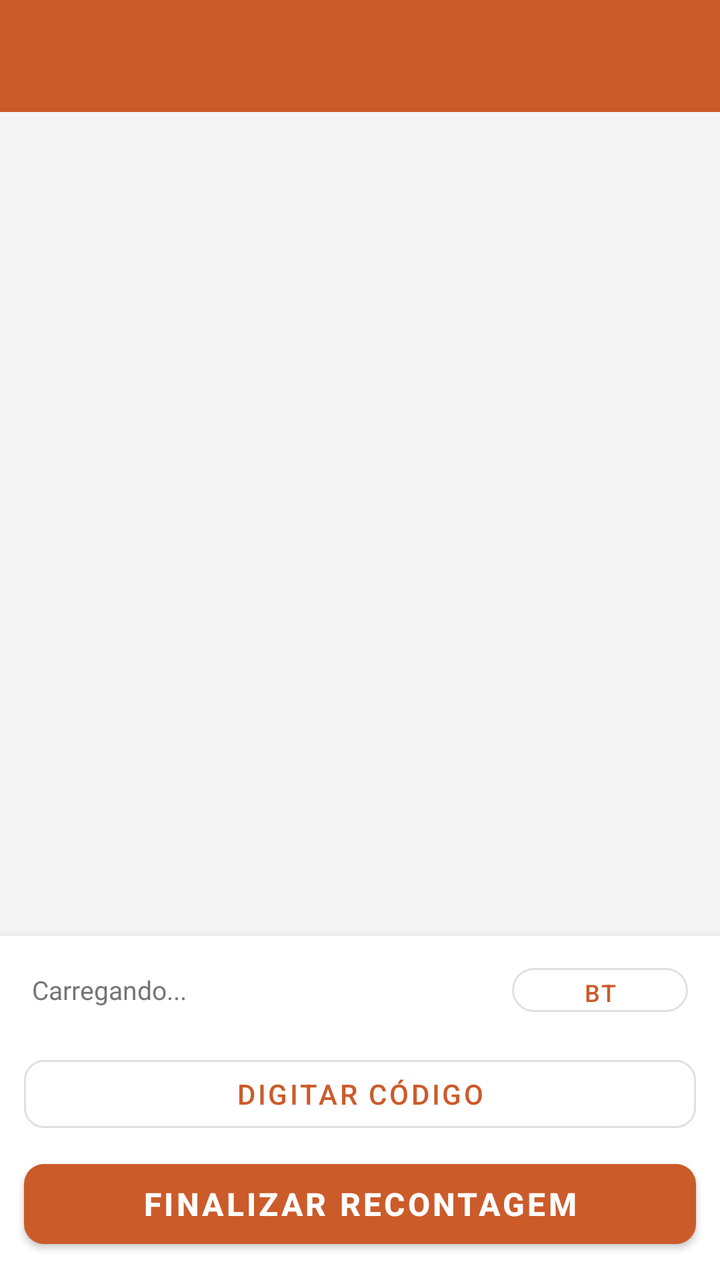
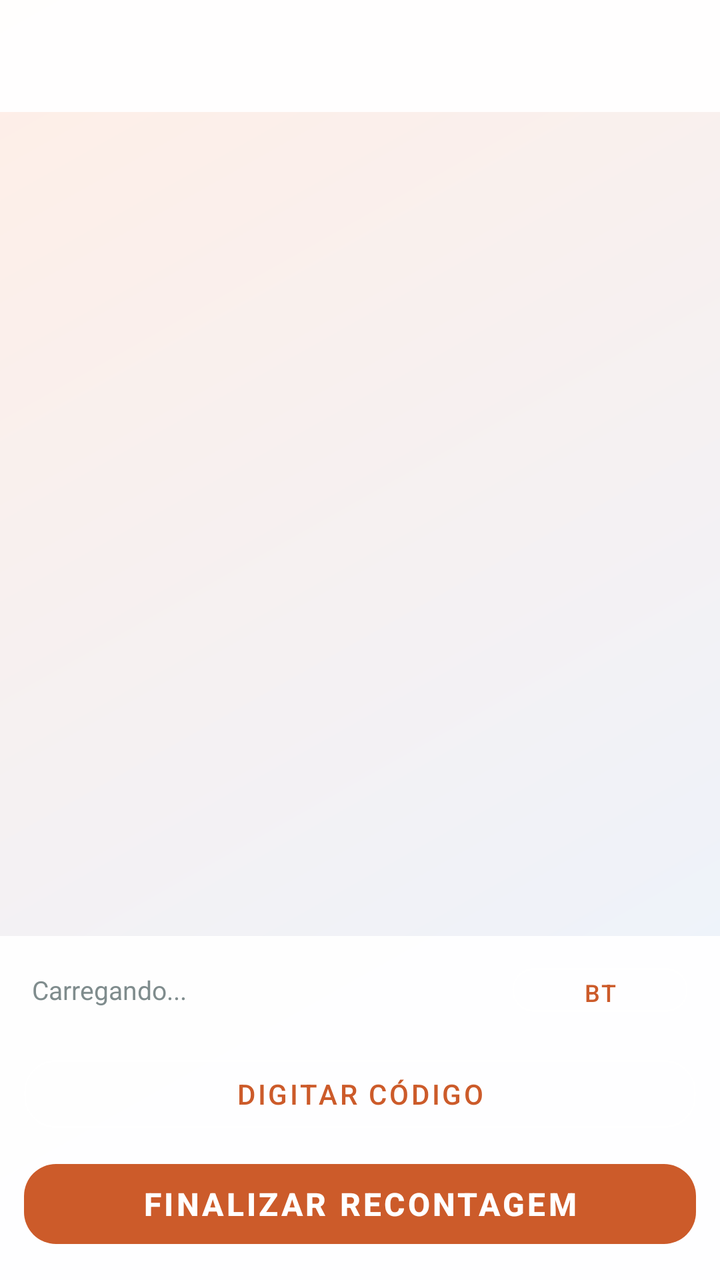

Before-and-after screenshots of an Android layout around one commit, followed by the original layout XML and the change that was made.
<!-- AndroidManifest.xml: application theme Theme.Inventario.NoBar -->
<!-- res/layout/activity_recontagem.xml -->
<?xml version="1.0" encoding="utf-8"?>
<LinearLayout xmlns:android="http://schemas.android.com/apk/res/android"
    xmlns:app="http://schemas.android.com/apk/res-auto"
    android:layout_width="match_parent"
    android:layout_height="match_parent"
    android:orientation="vertical"
    android:background="@color/screenBackground"
    android:fitsSystemWindows="true">

    <androidx.appcompat.widget.Toolbar
        android:id="@+id/toolbar"
        android:layout_width="match_parent"
        android:layout_height="wrap_content"
        android:minHeight="?attr/actionBarSize"
        android:background="?attr/colorPrimary"
        android:theme="@style/ThemeOverlay.AppCompat.Dark.ActionBar"
        app:popupTheme="@style/ThemeOverlay.AppCompat.Light" />

    
    <FrameLayout
        android:id="@+id/cameraContainer"
        android:layout_width="match_parent"
        android:layout_height="200dp"
        android:background="#000000"
        android:visibility="gone">

        <androidx.camera.view.PreviewView
            android:id="@+id/previewView"
            android:layout_width="match_parent"
            android:layout_height="match_parent" />

        <View
            android:layout_width="match_parent"
            android:layout_height="match_parent"
            android:background="#33000000" />

        <ImageButton
            android:id="@+id/btnFlash"
            android:layout_width="36dp"
            android:layout_height="36dp"
            android:layout_gravity="top|end"
            android:layout_margin="8dp"
            android:background="#66000000"
            android:src="@drawable/ic_flash_on"
            android:padding="6dp"
            android:contentDescription="Flash"
            android:visibility="gone" />

        <View
            android:id="@+id/scanFrame"
            android:layout_width="240dp"
            android:layout_height="130dp"
            android:layout_gravity="center"
            android:background="@drawable/scan_frame_border" />

        <View
            android:layout_width="240dp"
            android:layout_height="2dp"
            android:layout_gravity="center"
            android:background="#FFCC5B2A"
            android:alpha="0.9" />

    </FrameLayout>

    
    <LinearLayout
        android:id="@+id/lastScanPanel"
        android:layout_width="match_parent"
        android:layout_height="wrap_content"
        android:orientation="horizontal"
        android:background="#FF1E1E1E"
        android:paddingHorizontal="16dp"
        android:paddingVertical="10dp"
        android:gravity="center_vertical"
        android:visibility="gone">

        <TextView
            android:layout_width="20dp"
            android:layout_height="wrap_content"
            android:text="✓"
            android:textColor="#FF4CAF50"
            android:textSize="18sp"
            android:textStyle="bold"
            android:layout_marginEnd="10dp" />

        <LinearLayout
            android:layout_width="0dp"
            android:layout_height="wrap_content"
            android:layout_weight="1"
            android:orientation="vertical">

            <TextView
                android:id="@+id/tvLastScanNome"
                android:layout_width="match_parent"
                android:layout_height="wrap_content"
                android:textColor="#FFFFFF"
                android:textSize="14sp"
                android:textStyle="bold"
                android:ellipsize="end"
                android:maxLines="1" />

            <TextView
                android:id="@+id/tvLastScanInfo"
                android:layout_width="match_parent"
                android:layout_height="wrap_content"
                android:textColor="#AAAAAA"
                android:textSize="12sp" />

        </LinearLayout>

    </LinearLayout>

    
    <androidx.recyclerview.widget.RecyclerView
        android:id="@+id/recycler"
        android:layout_width="match_parent"
        android:layout_height="0dp"
        android:layout_weight="1"
        android:paddingTop="4dp"
        android:paddingBottom="4dp"
        android:clipToPadding="false" />

    
    <LinearLayout
        android:layout_width="match_parent"
        android:layout_height="wrap_content"
        android:orientation="vertical"
        android:background="@color/cardBackground"
        android:elevation="8dp">

        
        <LinearLayout
            android:layout_width="match_parent"
            android:layout_height="wrap_content"
            android:orientation="horizontal"
            android:paddingHorizontal="16dp"
            android:paddingTop="10dp"
            android:paddingBottom="6dp"
            android:gravity="center_vertical">

            <TextView
                android:id="@+id/tvStatus"
                android:layout_width="0dp"
                android:layout_height="wrap_content"
                android:layout_weight="1"
                android:text="Carregando..."
                android:textSize="13sp"
                android:textColor="@color/textSecondary" />

            <com.google.android.material.button.MaterialButton
                android:id="@+id/btnModo"
                style="@style/Widget.MaterialComponents.Button.OutlinedButton"
                android:layout_width="wrap_content"
                android:layout_height="34dp"
                android:text="BT"
                android:textSize="12sp"
                app:cornerRadius="17dp" />

            <ProgressBar
                android:id="@+id/progressBar"
                style="?android:attr/progressBarStyleSmall"
                android:layout_width="24dp"
                android:layout_height="24dp"
                android:layout_marginStart="8dp"
                android:visibility="gone" />

        </LinearLayout>

        
        <LinearLayout
            android:id="@+id/switchRow"
            android:layout_width="match_parent"
            android:layout_height="wrap_content"
            android:orientation="horizontal"
            android:paddingHorizontal="16dp"
            android:paddingVertical="4dp"
            android:gravity="center_vertical"
            android:visibility="gone">

            <TextView
                android:layout_width="0dp"
                android:layout_height="wrap_content"
                android:layout_weight="1"
                android:text="Múltiplas leituras seguidas"
                android:textColor="@color/textSecondary"
                android:textSize="13sp" />

            <com.google.android.material.switchmaterial.SwitchMaterial
                android:id="@+id/switchMultiplo"
                android:layout_width="wrap_content"
                android:layout_height="wrap_content" />

        </LinearLayout>

        
        <LinearLayout
            android:layout_width="match_parent"
            android:layout_height="wrap_content"
            android:orientation="horizontal"
            android:paddingHorizontal="12dp"
            android:paddingTop="6dp"
            android:paddingBottom="6dp">

            <com.google.android.material.button.MaterialButton
                android:id="@+id/btnEscanear"
                android:layout_width="0dp"
                android:layout_height="46dp"
                android:layout_weight="1"
                android:layout_marginEnd="6dp"
                android:text="Escanear"
                android:textSize="14sp"
                app:cornerRadius="10dp"
                android:visibility="gone" />

            <com.google.android.material.button.MaterialButton
                android:id="@+id/btnDigitarCodigo"
                style="@style/Widget.MaterialComponents.Button.OutlinedButton"
                android:layout_width="0dp"
                android:layout_height="46dp"
                android:layout_weight="1"
                android:text="Digitar código"
                android:textSize="14sp"
                app:cornerRadius="10dp" />

        </LinearLayout>

        
        <com.google.android.material.button.MaterialButton
            android:id="@+id/btnFinalizar"
            android:layout_width="match_parent"
            android:layout_height="52dp"
            android:layout_marginHorizontal="12dp"
            android:layout_marginBottom="12dp"
            android:text="Finalizar Recontagem"
            android:textSize="16sp"
            android:textStyle="bold"
            app:cornerRadius="10dp" />

    </LinearLayout>

</LinearLayout>
<!-- resources referenced by this layout -->
<resources>
  <color name="cardBackground">#FFFFFF</color>
  <color name="screenBackground">#F5F5F5</color>
  <color name="textSecondary">#757575</color>
  <!-- drawable ic_flash_on (drawable) -->
  <?xml version="1.0" encoding="utf-8"?>
  <vector xmlns:android="http://schemas.android.com/apk/res/android"
      android:width="24dp"
      android:height="24dp"
      android:viewportWidth="24"
      android:viewportHeight="24">
      <path
          android:fillColor="#FFFFFF"
          android:pathData="M7,2v11h3v9l7,-12h-4l4,-8z" />
  </vector>
  <!-- drawable scan_frame_border (drawable) -->
  <?xml version="1.0" encoding="utf-8"?>
  <shape xmlns:android="http://schemas.android.com/apk/res/android"
      android:shape="rectangle">
      <stroke
          android:width="2dp"
          android:color="#FFFFFF" />
      <corners android:radius="6dp" />
  </shape>
  <style name="Theme.Inventario.NoBar" parent="Theme.MaterialComponents.DayNight.NoActionBar">
          <item name="colorPrimary">@color/colorPrimary</item>
          <item name="colorPrimaryVariant">@color/colorPrimaryDark</item>
          <item name="colorOnPrimary">#FFFFFF</item>
          <item name="colorSecondary">@color/colorAccent</item>
          <item name="colorOnSecondary">#FFFFFF</item>
          <item name="android:windowBackground">@color/screenBackground</item>
          <item name="android:statusBarColor">@color/colorPrimaryDark</item>
      </style>
  <color name="colorPrimary">#CC5B2A</color>
  <color name="colorPrimaryDark">#A04520</color>
  <color name="colorAccent">#E07040</color>
</resources>

<!-- the commit's change to res/layout/activity_recontagem.xml (unified diff, before → after) -->
@@ -4,7 +4,7 @@
     android:layout_width="match_parent"
     android:layout_height="match_parent"
     android:orientation="vertical"
-    android:background="@color/screenBackground"
+    android:background="@drawable/bg_gradient"
     android:fitsSystemWindows="true">
 
     <androidx.appcompat.widget.Toolbar
@@ -12,8 +12,9 @@
         android:layout_width="match_parent"
         android:layout_height="wrap_content"
         android:minHeight="?attr/actionBarSize"
-        android:background="?attr/colorPrimary"
-        android:theme="@style/ThemeOverlay.AppCompat.Dark.ActionBar"
+        android:background="@color/glassToolbarFill"
+        android:elevation="0dp"
+        android:theme="@style/Theme.Inventario.ToolbarOverlay"
         app:popupTheme="@style/ThemeOverlay.AppCompat.Light" />
 
     
@@ -57,7 +58,7 @@
             android:layout_width="240dp"
             android:layout_height="2dp"
             android:layout_gravity="center"
-            android:background="#FFCC5B2A"
+            android:background="@color/atomicOrange"
             android:alpha="0.9" />
 
     </FrameLayout>
@@ -68,7 +69,7 @@
         android:layout_width="match_parent"
         android:layout_height="wrap_content"
         android:orientation="horizontal"
-        android:background="#FF1E1E1E"
+        android:background="@color/glassToolbarFill"
         android:paddingHorizontal="16dp"
         android:paddingVertical="10dp"
         android:gravity="center_vertical"
@@ -93,7 +94,7 @@
                 android:id="@+id/tvLastScanNome"
                 android:layout_width="match_parent"
                 android:layout_height="wrap_content"
-                android:textColor="#FFFFFF"
+                android:textColor="@color/colorPrimaryText"
                 android:textSize="14sp"
                 android:textStyle="bold"
                 android:ellipsize="end"
@@ -103,7 +104,7 @@
                 android:id="@+id/tvLastScanInfo"
                 android:layout_width="match_parent"
                 android:layout_height="wrap_content"
-                android:textColor="#AAAAAA"
+                android:textColor="@color/textSecondary"
                 android:textSize="12sp" />
 
         </LinearLayout>
@@ -125,8 +126,7 @@
         android:layout_width="match_parent"
         android:layout_height="wrap_content"
         android:orientation="vertical"
-        android:background="@color/cardBackground"
-        android:elevation="8dp">
+        android:background="@color/glassToolbarFill">
 
         
         <LinearLayout
@@ -154,6 +154,10 @@
                 android:layout_height="34dp"
                 android:text="BT"
                 android:textSize="12sp"
+                android:elevation="0dp"
+                android:stateListAnimator="@null"
+                app:backgroundTint="#26FFFFFF"
+                app:strokeColor="#66FFFFFF"
                 app:cornerRadius="17dp" />
 
             <ProgressBar
@@ -209,7 +213,10 @@
                 android:layout_marginEnd="6dp"
                 android:text="Escanear"
                 android:textSize="14sp"
-                app:cornerRadius="10dp"
+                android:elevation="0dp"
+                android:stateListAnimator="@null"
+                app:backgroundTint="@color/colorPrimary"
+                app:cornerRadius="16dp"
                 android:visibility="gone" />
 
             <com.google.android.material.button.MaterialButton
@@ -220,7 +227,11 @@
                 android:layout_weight="1"
                 android:text="Digitar código"
                 android:textSize="14sp"
-                app:cornerRadius="10dp" />
+                android:elevation="0dp"
+                android:stateListAnimator="@null"
+                app:backgroundTint="#26FFFFFF"
+                app:strokeColor="#66FFFFFF"
+                app:cornerRadius="16dp" />
 
         </LinearLayout>
 
@@ -234,7 +245,10 @@
             android:text="Finalizar Recontagem"
             android:textSize="16sp"
             android:textStyle="bold"
-            app:cornerRadius="10dp" />
+            android:elevation="0dp"
+            android:stateListAnimator="@null"
+            app:backgroundTint="@color/colorPrimary"
+            app:cornerRadius="16dp" />
 
     </LinearLayout>
 
<!-- resource entries referenced after the edit -->
@@ -1,8 +1,17 @@
 <!-- resources referenced by this layout -->
 <resources>
-  <color name="cardBackground">#FFFFFF</color>
-  <color name="screenBackground">#F5F5F5</color>
-  <color name="textSecondary">#757575</color>
+  <color name="atomicOrange">#FF5C23</color>
+  <color name="screenBackground">#E8ECEF</color>
+  <color name="textSecondary">#7F8C8D</color>
+  <!-- drawable bg_gradient (drawable) -->
+  <?xml version="1.0" encoding="utf-8"?>
+  <shape xmlns:android="http://schemas.android.com/apk/res/android">
+      <gradient
+          android:startColor="@color/gradientStart"
+          android:endColor="@color/gradientEnd"
+          android:angle="315"
+          android:type="linear" />
+  </shape>
   <!-- drawable ic_flash_on (drawable) -->
   <?xml version="1.0" encoding="utf-8"?>
   <vector xmlns:android="http://schemas.android.com/apk/res/android"
@@ -23,6 +32,7 @@
           android:color="#FFFFFF" />
       <corners android:radius="6dp" />
   </shape>
+  <style name="Theme.Inventario.ToolbarOverlay" parent="ThemeOverlay.AppCompat.Light" />
   <style name="Theme.Inventario.NoBar" parent="Theme.MaterialComponents.DayNight.NoActionBar">
           <item name="colorPrimary">@color/colorPrimary</item>
           <item name="colorPrimaryVariant">@color/colorPrimaryDark</item>
@@ -30,10 +40,14 @@
           <item name="colorSecondary">@color/colorAccent</item>
           <item name="colorOnSecondary">#FFFFFF</item>
           <item name="android:windowBackground">@color/screenBackground</item>
-          <item name="android:statusBarColor">@color/colorPrimaryDark</item>
+          <item name="android:statusBarColor">@color/gradientStart</item>
       </style>
+  <color name="gradientStart">#FFEEE6</color>
+  <color name="gradientEnd">#EAF4FF</color>
   <color name="colorPrimary">#CC5B2A</color>
+  <color name="colorPrimaryText">#2C3E50</color>
+  <color name="glassToolbarFill">#F0FFFFFF</color>
   <color name="colorPrimaryDark">#A04520</color>
-  <color name="colorAccent">#E07040</color>
+  <color name="colorAccent">#FF5C23</color>
 </resources>
 
